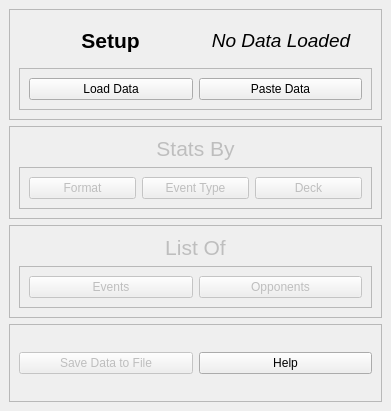
JeffHoogland/qutemtgstats, file UIs/Main.ui: the form before one commit.
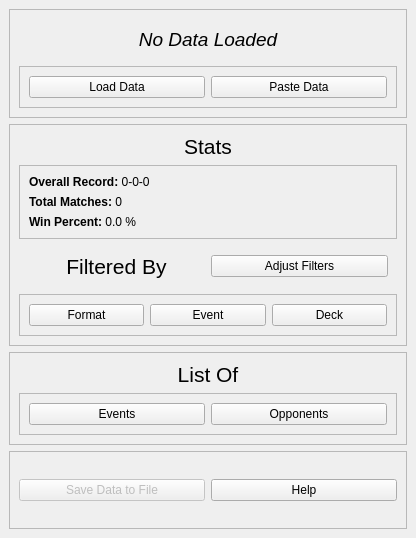
The form after the commit.

Commit message: Added global stats data to main window and moved from enable/disabled to visible/hidden before loading data

Patch:
```diff
--- a/UIs/Main.ui
+++ b/UIs/Main.ui
@@ -6,8 +6,8 @@
    <rect>
     <x>0</x>
     <y>0</y>
-    <width>391</width>
-    <height>411</height>
+    <width>416</width>
+    <height>538</height>
    </rect>
   </property>
   <property name="windowTitle">
@@ -33,13 +33,6 @@
           <enum>QFrame::Raised</enum>
          </property>
          <layout class="QHBoxLayout" name="horizontalLayout_2">
-          <item>
-           <widget class="QLabel" name="setupLabel">
-            <property name="text">
-             <string>&lt;html&gt;&lt;head/&gt;&lt;body&gt;&lt;p align=&quot;center&quot;&gt;&lt;span style=&quot; font-size:16pt; font-weight:600;&quot;&gt;Setup&lt;/span&gt;&lt;/p&gt;&lt;/body&gt;&lt;/html&gt;</string>
-            </property>
-           </widget>
-          </item>
           <item>
            <widget class="QLabel" name="dataLoadedLabel">
             <property name="text">
@@ -82,7 +75,7 @@
     <item>
      <widget class="QFrame" name="statsFrame">
       <property name="enabled">
-       <bool>false</bool>
+       <bool>true</bool>
       </property>
       <property name="frameShape">
        <enum>QFrame::StyledPanel</enum>
@@ -94,10 +87,69 @@
        <item>
         <widget class="QLabel" name="statsLabel">
          <property name="text">
-          <string>&lt;html&gt;&lt;head/&gt;&lt;body&gt;&lt;p align=&quot;center&quot;&gt;&lt;span style=&quot; font-size:16pt;&quot;&gt;Stats By&lt;/span&gt;&lt;/p&gt;&lt;/body&gt;&lt;/html&gt;</string>
+          <string>&lt;html&gt;&lt;head/&gt;&lt;body&gt;&lt;p align=&quot;center&quot;&gt;&lt;span style=&quot; font-size:16pt;&quot;&gt;Stats&lt;/span&gt;&lt;/p&gt;&lt;/body&gt;&lt;/html&gt;</string>
          </property>
         </widget>
        </item>
+       <item>
+        <widget class="QFrame" name="globalStatsFrame">
+         <property name="frameShape">
+          <enum>QFrame::StyledPanel</enum>
+         </property>
+         <property name="frameShadow">
+          <enum>QFrame::Raised</enum>
+         </property>
+         <layout class="QVBoxLayout" name="verticalLayout_5">
+          <item>
+           <widget class="QLabel" name="overallLabel">
+            <property name="text">
+             <string>&lt;html&gt;&lt;head/&gt;&lt;body&gt;&lt;p&gt;&lt;span style=&quot; font-weight:600;&quot;&gt;Overall Record:&lt;/span&gt; 0-0-0&lt;/p&gt;&lt;/body&gt;&lt;/html&gt;</string>
+            </property>
+           </widget>
+          </item>
+          <item>
+           <widget class="QLabel" name="totalMatchesLabel">
+            <property name="text">
+             <string>&lt;html&gt;&lt;head/&gt;&lt;body&gt;&lt;p&gt;&lt;span style=&quot; font-weight:600;&quot;&gt;Total Matches:&lt;/span&gt; 0&lt;/p&gt;&lt;/body&gt;&lt;/html&gt;</string>
+            </property>
+           </widget>
+          </item>
+          <item>
+           <widget class="QLabel" name="winPercentLabel">
+            <property name="text">
+             <string>&lt;html&gt;&lt;head/&gt;&lt;body&gt;&lt;p&gt;&lt;span style=&quot; font-weight:600;&quot;&gt;Win Percent:&lt;/span&gt; 0.0 %&lt;/p&gt;&lt;/body&gt;&lt;/html&gt;</string>
+            </property>
+           </widget>
+          </item>
+         </layout>
+        </widget>
+       </item>
+       <item>
+        <widget class="QFrame" name="filteredFrame">
+         <property name="frameShape">
+          <enum>QFrame::NoFrame</enum>
+         </property>
+         <property name="frameShadow">
+          <enum>QFrame::Raised</enum>
+         </property>
+         <layout class="QHBoxLayout" name="horizontalLayout_6">
+          <item>
+           <widget class="QLabel" name="filteredLabel">
+            <property name="text">
+             <string>&lt;html&gt;&lt;head/&gt;&lt;body&gt;&lt;p align=&quot;center&quot;&gt;&lt;span style=&quot; font-size:16pt;&quot;&gt;Filtered By&lt;/span&gt;&lt;/p&gt;&lt;/body&gt;&lt;/html&gt;</string>
+            </property>
+           </widget>
+          </item>
+          <item>
+           <widget class="QPushButton" name="adjustFiltersButton">
+            <property name="text">
+             <string>Adjust Filters</string>
+            </property>
+           </widget>
+          </item>
+         </layout>
+        </widget>
+       </item>
        <item>
         <widget class="QFrame" name="statsButtonFrame">
          <property name="frameShape">
@@ -117,7 +169,7 @@
           <item>
            <widget class="QPushButton" name="byEventButton">
             <property name="text">
-             <string>Event Type</string>
+             <string>Event</string>
             </property>
            </widget>
           </item>
@@ -137,7 +189,7 @@
     <item>
      <widget class="QFrame" name="listFrame">
       <property name="enabled">
-       <bool>false</bool>
+       <bool>true</bool>
       </property>
       <property name="frameShape">
        <enum>QFrame::StyledPanel</enum>
```
The commit also changes 14 other files.
